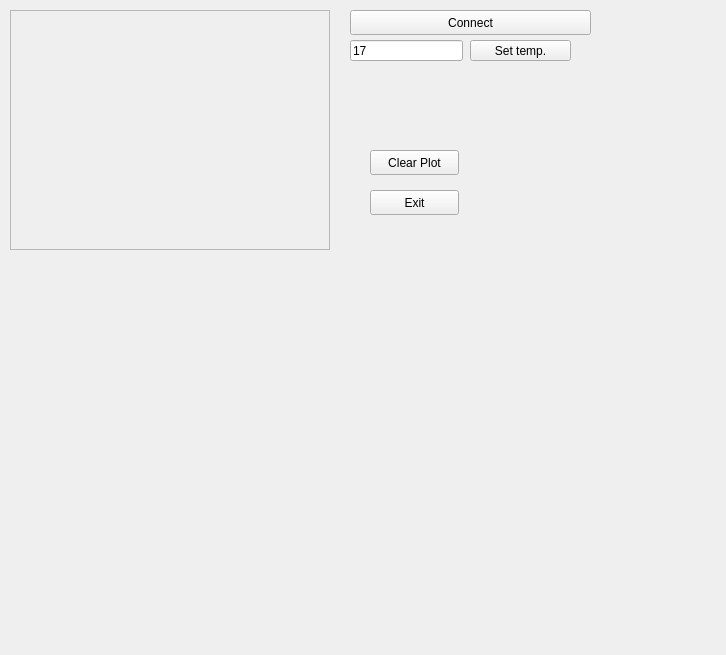
This is src/gui/experiment.ui in gfogwill/FrESH as Qt 5 draws it before an edit. The edited form follows.
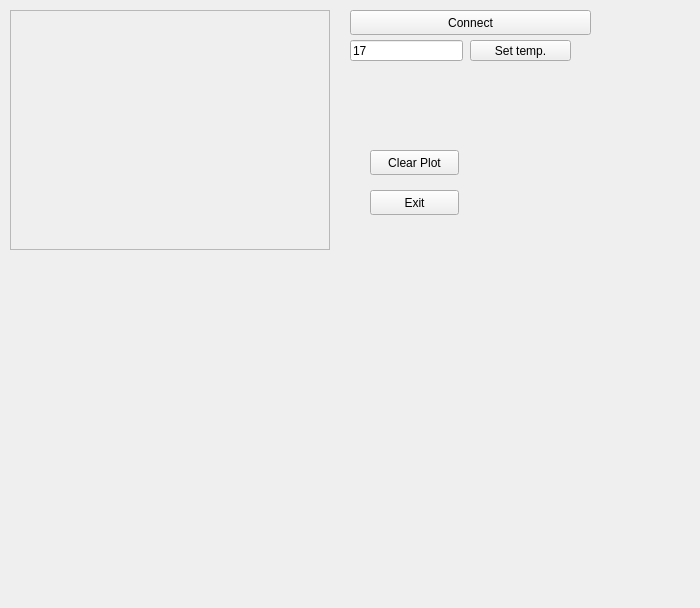
This is the edited form. Custom widgets are drawn as their Qt base class.

Diff of the .ui file:
```diff
--- a/src/gui/experiment.ui
+++ b/src/gui/experiment.ui
@@ -6,8 +6,8 @@
    <rect>
     <x>0</x>
     <y>0</y>
-    <width>726</width>
-    <height>655</height>
+    <width>700</width>
+    <height>608</height>
    </rect>
   </property>
   <property name="sizePolicy">
```
